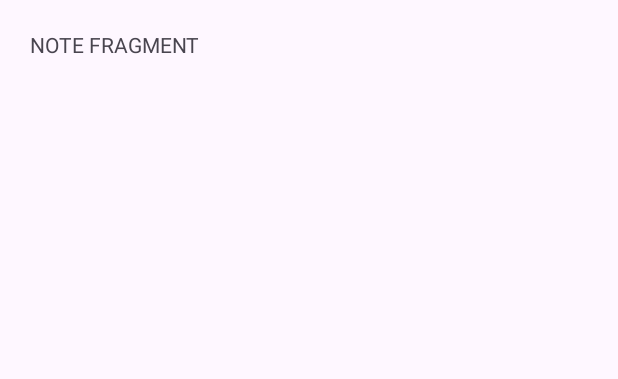
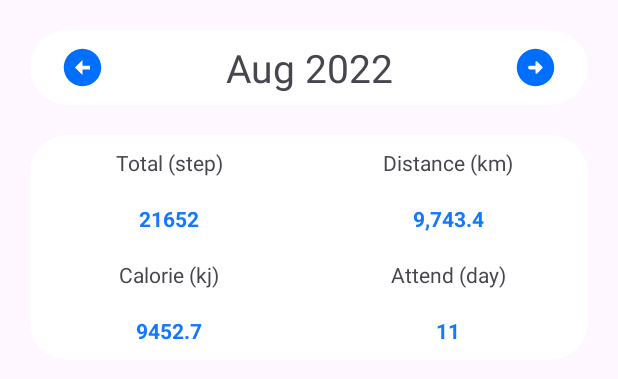
Before and after one commit to liaoshixian123tv/HealthApp, an Android app: the layout fragment_note.xml on its own in the app's theme, with its tools: preview values and no code run, on a phone screen of 412 x 824 dp. Shown: the top 379 px of the screen. Run offline under Robolectric (Android 15) with nearby library versions, the phone set to English and light mode, and no system bars.

Commit message:
[Add] 1. 新增紀錄頁面(樣品)

```diff
--- /dev/null
+++ b/app/src/main/res/drawable/ico_backward.xml
@@ -0,0 +1,5 @@
+<vector android:height="30dp" android:tint="#006EFF"
+    android:viewportHeight="24" android:viewportWidth="24"
+    android:width="30dp" xmlns:android="http://schemas.android.com/apk/res/android">
+    <path android:fillColor="@android:color/white" android:pathData="M2,12c0,5.52 4.48,10 10,10s10,-4.48 10,-10c0,-5.52 -4.48,-10 -10,-10C6.48,2 2,6.48 2,12zM12,11l4,0v2l-4,0l0,3l-4,-4l4,-4L12,11z"/>
+</vector>
--- /dev/null
+++ b/app/src/main/res/drawable/ico_forward.xml
@@ -0,0 +1,5 @@
+<vector android:height="30dp" android:tint="#006EFF"
+    android:viewportHeight="24" android:viewportWidth="24"
+    android:width="30dp" xmlns:android="http://schemas.android.com/apk/res/android">
+    <path android:fillColor="@android:color/white" android:pathData="M22,12c0,-5.52 -4.48,-10 -10,-10C6.48,2 2,6.48 2,12s4.48,10 10,10C17.52,22 22,17.52 22,12zM12,14.79V13H9c-0.55,0 -1,-0.45 -1,-1s0.45,-1 1,-1h3V9.21c0,-0.45 0.54,-0.67 0.85,-0.35l2.79,2.79c0.2,0.2 0.2,0.51 0,0.71l-2.79,2.79C12.54,15.46 12,15.24 12,14.79z"/>
+</vector>
--- a/app/src/main/res/layout/activity_main.xml
+++ b/app/src/main/res/layout/activity_main.xml
@@ -29,7 +29,7 @@
 
         <Space
             android:layout_width="match_parent"
-            android:layout_height="80dp" />
+            android:layout_height="100dp" />
 
         <androidx.cardview.widget.CardView
             android:id="@+id/central_widget_body_layout"
--- a/app/src/main/res/layout/body_main_screen_view.xml
+++ b/app/src/main/res/layout/body_main_screen_view.xml
@@ -23,7 +23,7 @@
     <!--    BottomNavigation-->
     <com.google.android.material.bottomnavigation.BottomNavigationView
         android:id="@+id/nav_view"
-        android:layout_height="70dp"
+        android:layout_height="50dp"
         android:layout_width="match_parent"
         app:menu="@menu/bottom_nav_menu"
         app:labelVisibilityMode="unlabeled"
--- a/app/src/main/res/layout/fragment_note.xml
+++ b/app/src/main/res/layout/fragment_note.xml
@@ -1,15 +1,23 @@
 <?xml version="1.0" encoding="utf-8"?>
-<FrameLayout xmlns:android="http://schemas.android.com/apk/res/android"
+<LinearLayout xmlns:android="http://schemas.android.com/apk/res/android"
     xmlns:tools="http://schemas.android.com/tools"
     android:layout_width="match_parent"
     android:layout_height="match_parent"
     tools:context=".NoteFragment"
     android:layout_margin="20dp">
 
-    <!-- TODO: Update blank fragment layout -->
-    <TextView
+
+    <LinearLayout
         android:layout_width="match_parent"
-        android:layout_height="match_parent"
-        android:text="NOTE FRAGMENT" />
+        android:layout_height="wrap_content"
+        android:orientation="vertical">
 
-</FrameLayout>
+        <include layout="@layout/month_selector_board" />
+
+        <Space
+            android:layout_width="match_parent"
+            android:layout_height="20dp" />
+
+        <include layout="@layout/summary_board" />
+    </LinearLayout>
+</LinearLayout>
--- /dev/null
+++ b/app/src/main/res/layout/month_selector_board.xml
@@ -0,0 +1,44 @@
+<?xml version="1.0" encoding="utf-8"?>
+<androidx.cardview.widget.CardView xmlns:android="http://schemas.android.com/apk/res/android"
+    xmlns:app="http://schemas.android.com/apk/res-auto"
+    xmlns:tools="http://schemas.android.com/tools"
+    android:layout_width="match_parent"
+    android:layout_height="50dp"
+    app:cardCornerRadius="25dp"
+    app:cardElevation="0dp"
+    app:cardUseCompatPadding="false">
+
+    <androidx.constraintlayout.widget.ConstraintLayout
+        android:layout_width="match_parent"
+        android:layout_height="match_parent"
+        android:orientation="horizontal">
+
+        <ImageView
+            android:layout_marginLeft="20dp"
+            android:id="@+id/month_selector_back_btn"
+            android:layout_width="wrap_content"
+            android:layout_height="wrap_content"
+            android:src="@drawable/ico_backward"
+            app:layout_constraintTop_toTopOf="parent"
+            app:layout_constraintLeft_toLeftOf="parent"
+            app:layout_constraintBottom_toBottomOf="parent" />
+
+        <TextView
+            android:layout_width="match_parent"
+            android:layout_height="match_parent"
+            android:gravity="center"
+            android:text="Aug 2022"
+            android:textSize="26dp" />
+
+        <ImageView
+            android:id="@+id/month_selector_forward_btn"
+            android:layout_marginRight="20dp"
+            android:layout_width="wrap_content"
+            android:layout_height="wrap_content"
+            android:src="@drawable/ico_forward"
+            app:layout_constraintTop_toTopOf="parent"
+            app:layout_constraintRight_toRightOf="parent"
+            app:layout_constraintBottom_toBottomOf="parent" />
+
+    </androidx.constraintlayout.widget.ConstraintLayout>
+</androidx.cardview.widget.CardView>
--- /dev/null
+++ b/app/src/main/res/layout/summary_board.xml
@@ -0,0 +1,109 @@
+<?xml version="1.0" encoding="utf-8"?>
+<androidx.cardview.widget.CardView xmlns:android="http://schemas.android.com/apk/res/android"
+    xmlns:app="http://schemas.android.com/apk/res-auto"
+    xmlns:tools="http://schemas.android.com/tools"
+    android:layout_width="match_parent"
+    android:layout_height="150dp"
+    app:cardCornerRadius="25dp"
+    app:cardElevation="0dp"
+    app:cardUseCompatPadding="false"
+    android:orientation="vertical">
+
+    <LinearLayout
+        android:id="@+id/layout_main"
+        android:layout_width="match_parent"
+        android:layout_height="match_parent"
+        android:orientation="vertical">
+
+        <LinearLayout
+            android:layout_width="match_parent"
+            android:layout_height="37.5dp"
+            android:orientation="horizontal">
+
+            <TextView
+                android:layout_width="0dp"
+                android:layout_height="match_parent"
+                android:layout_weight="1"
+                android:text="Total (step)"
+                android:gravity="center" />
+
+            <TextView
+                android:layout_width="0dp"
+                android:layout_height="match_parent"
+                android:layout_weight="1"
+                android:text="Distance (km)"
+                android:gravity="center" />
+        </LinearLayout>
+
+        <LinearLayout
+            android:layout_width="match_parent"
+            android:layout_height="37.5dp">
+
+            <TextView
+                android:layout_width="0dp"
+                android:layout_height="match_parent"
+                android:layout_weight="1"
+                android:text="21652"
+                android:gravity="center"
+                android:textStyle="bold"
+                android:textColor="@color/blue" />
+
+            <TextView
+                android:layout_width="0dp"
+                android:layout_height="match_parent"
+                android:layout_weight="1"
+                android:text="9,743.4"
+                android:gravity="center"
+                android:textStyle="bold"
+                android:textColor="@color/blue" />
+        </LinearLayout>
+
+        <LinearLayout
+            android:layout_width="match_parent"
+            android:layout_height="37.5dp"
+            android:orientation="horizontal">
+
+            <TextView
+                android:layout_width="0dp"
+                android:layout_height="match_parent"
+                android:layout_weight="1"
+                android:text="Calorie (kj)"
+                android:gravity="center" />
+
+            <TextView
+                android:layout_width="0dp"
+                android:layout_height="match_parent"
+                android:layout_weight="1"
+                android:text="Attend (day)"
+                android:gravity="center" />
+        </LinearLayout>
+
+        <LinearLayout
+            android:layout_width="match_parent"
+            android:layout_height="37.5dp"
+            android:orientation="horizontal">
+
+            <TextView
+                android:layout_width="0dp"
+                android:layout_height="match_parent"
+                android:layout_weight="1"
+                android:text="9452.7"
+                android:gravity="center"
+                android:textStyle="bold"
+                android:textColor="@color/blue" />
+
+            <TextView
+                android:layout_width="0dp"
+                android:layout_height="match_parent"
+                android:layout_weight="1"
+                android:text="11"
+                android:gravity="center"
+                android:textStyle="bold"
+                android:textColor="@color/blue" />
+        </LinearLayout>
+
+
+    </LinearLayout>
+
+
+</androidx.cardview.widget.CardView>
```
